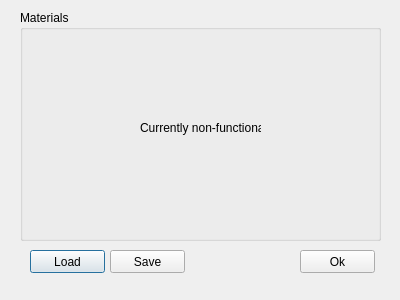
Qt form ElmerGUI/forms/materiallibrary.ui (tehnick/elmerfem) before a commit.
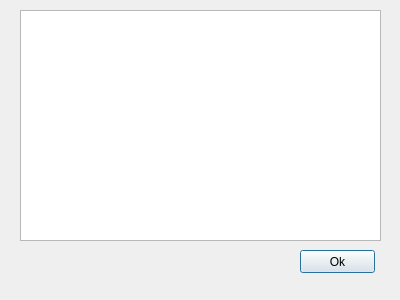
The same form after that commit.

Commit message: ElmerGUI: Added material library

What changed in the file:
```diff
--- a/ElmerGUI/forms/materiallibrary.ui
+++ b/ElmerGUI/forms/materiallibrary.ui
@@ -12,32 +12,6 @@
   <property name="windowTitle" >
    <string>Material library</string>
   </property>
-  <widget class="QPushButton" name="loadButton" >
-   <property name="geometry" >
-    <rect>
-     <x>30</x>
-     <y>250</y>
-     <width>75</width>
-     <height>23</height>
-    </rect>
-   </property>
-   <property name="text" >
-    <string>Load</string>
-   </property>
-  </widget>
-  <widget class="QPushButton" name="saveButtob" >
-   <property name="geometry" >
-    <rect>
-     <x>110</x>
-     <y>250</y>
-     <width>75</width>
-     <height>23</height>
-    </rect>
-   </property>
-   <property name="text" >
-    <string>Save</string>
-   </property>
-  </widget>
   <widget class="QPushButton" name="okButton" >
    <property name="geometry" >
     <rect>
@@ -51,7 +25,7 @@
     <string>Ok</string>
    </property>
   </widget>
-  <widget class="QGroupBox" name="materialBox" >
+  <widget class="QListWidget" name="materialListWidget" >
    <property name="geometry" >
     <rect>
      <x>20</x>
@@ -60,22 +34,6 @@
      <height>231</height>
     </rect>
    </property>
-   <property name="title" >
-    <string>Materials</string>
-   </property>
-   <widget class="QLabel" name="dummyLabel" >
-    <property name="geometry" >
-     <rect>
-      <x>120</x>
-      <y>110</y>
-      <width>121</width>
-      <height>16</height>
-     </rect>
-    </property>
-    <property name="text" >
-     <string>Currently non-functional</string>
-    </property>
-   </widget>
   </widget>
  </widget>
  <resources/>
```
The commit also changes 4 other files.
